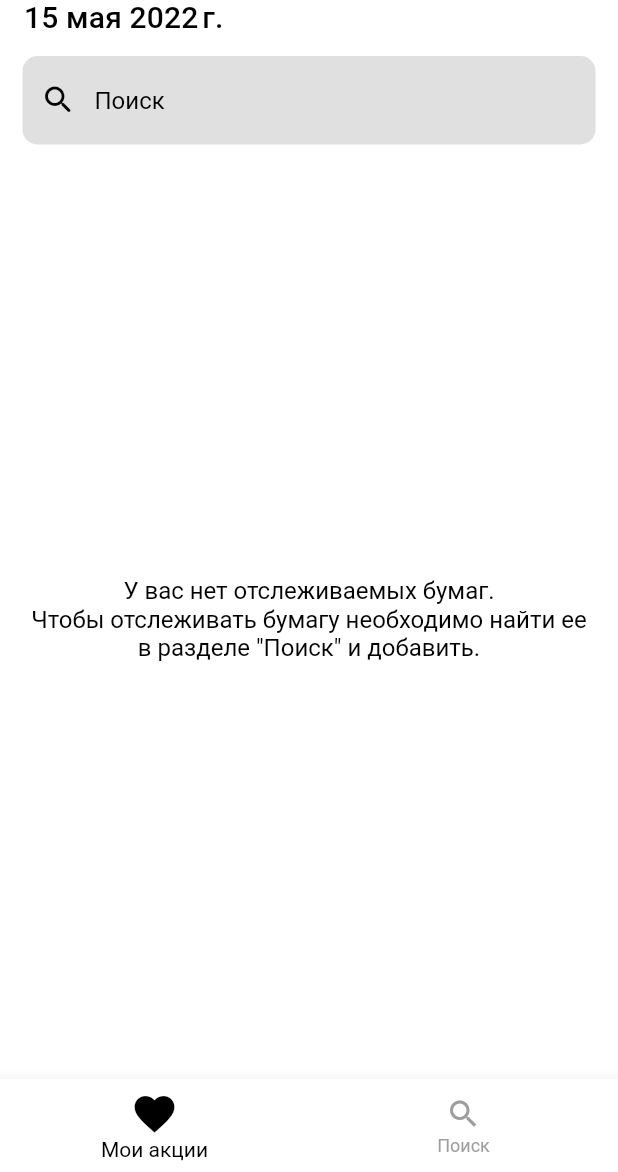
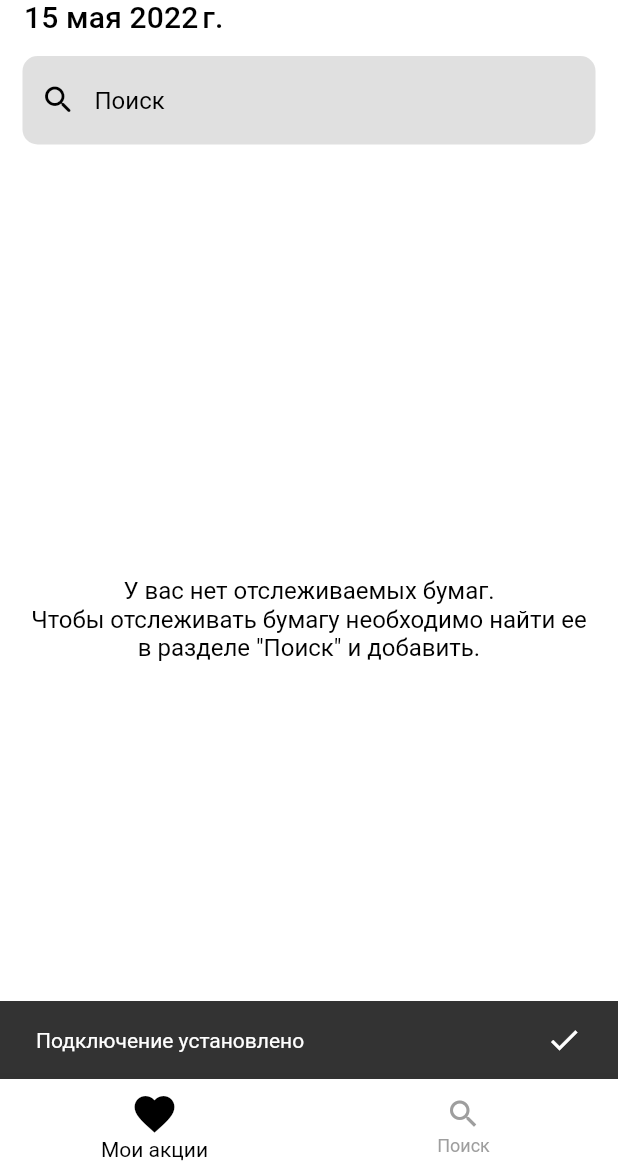
Before and after one commit to EgorShiryaev/Stonks, a Flutter app: the first screen one second after launch, on a phone screen of 412 x 824 dp, the part 64-1236 px from its top. Run offline on Flutter 3.47's test engine with Material 2 defaults, Android fonts, the phone set to English and light mode, and no system bars; our stand-ins replace connectivity_plus, dartz, flutter_bloc, get_it, google_fonts, hive and 2 more; accounts and stored records are empty.

Commit message:
Реализована подписка на последнюю цену

```diff
--- a/lib/data/datasources/follow_stock_datasource.dart
+++ b/lib/data/datasources/follow_stock_datasource.dart
@@ -1,7 +1,9 @@
 import 'package:stonks/domain/entity/stock_entity.dart';
 
 abstract class FollowStockDatasource {
-  Future<List<StockEntity>> get();
+  Future<List<StockEntity>> getAll();
+
+  StockEntity? get(String ticker);
 
   void add(StockEntity stock);
 
--- a/lib/data/models/stock_model.dart
+++ b/lib/data/models/stock_model.dart
@@ -15,7 +15,7 @@ class StockModel extends StockEntity {
     return StockModel(
       ticker: json['s'],
       title: '',
-      price: json['p'],
+      price: ((json['p'] * 100) as num).round(),
     );
   }
 
--- a/lib/main.dart
+++ b/lib/main.dart
@@ -4,6 +4,7 @@ import 'package:hive_flutter/hive_flutter.dart';
 import 'package:intl/date_symbol_data_local.dart';
 import 'package:stonks/app_theme.dart';
 import 'package:stonks/dependecy_injection.dart';
+import 'package:stonks/presentation/BLoCs/listen_last_price_cubit.dart';
 import 'package:stonks/presentation/BLoCs/search_stock_cubit.dart';
 import 'package:stonks/presentation/screens/home_screen.dart';
 
@@ -30,7 +31,12 @@ class StonksApp extends StatelessWidget {
           BlocProvider<FollowStockCubit>(
             create: (_) => getIt<FollowStockCubit>()..loadFollowedStocks(),
           ),
-          BlocProvider<SearchStockCubit>(create: (_) => getIt<SearchStockCubit>()),
+          BlocProvider<SearchStockCubit>(
+              create: (_) => getIt<SearchStockCubit>()),
+          BlocProvider<ListenLastPriceCubit>(
+            create: (_) =>
+                getIt<ListenLastPriceCubit>()..setupConnectivityListner(),
+          ),
         ],
         child: const HomeScreen(),
       ),
--- a/lib/presentation/BLoCs/follow_stock_cubit.dart
+++ b/lib/presentation/BLoCs/follow_stock_cubit.dart
@@ -39,7 +39,9 @@ class FollowStockCubit extends Cubit<FollowStockState> {
   }
 
   void updateStockPrice(StockEntity stock) async {
+    emit(FollowStockLoadingState());
     final result = await _useCases.update(stock);
+
     emit(result.fold<FollowStockState>(
       (l) => FollowStockLoadedState(stocks: l),
       (r) => FollowStockErrorState(message: r),
--- /dev/null
+++ b/lib/presentation/BLoCs/listen_last_price_cubit.dart
@@ -0,0 +1,77 @@
+import 'dart:convert';
+import 'dart:developer';
+import 'package:flutter_bloc/flutter_bloc.dart';
+import 'package:internet_connection_checker/internet_connection_checker.dart';
+import 'package:stonks/data/models/stock_model.dart';
+import 'package:stonks/services/listen_last_price_service.dart';
+
+import '../../domain/entity/stock_entity.dart';
+import 'listen_last_price_state.dart';
+
+class ListenLastPriceCubit extends Cubit<ListenLastPriceState> {
+  final ListenLastPriceService _service;
+  final InternetConnectionChecker _internetConnectionChecker;
+
+  ListenLastPriceCubit({
+    required ListenLastPriceService service,
+    required InternetConnectionChecker internetConnectionChecker,
+  })  : _service = service,
+        _internetConnectionChecker = internetConnectionChecker,
+        super(ListenLastPriceDisconnectedState());
+
+  bool _serviceIsConnected = false;
+  bool get serviceIsConnected => _serviceIsConnected;
+
+  void setupConnectivityListner() {
+    _internetConnectionChecker.onStatusChange.listen((event) {
+      if (event == InternetConnectionStatus.connected) {
+        if (_serviceIsConnected) {
+          _connect();
+        } else {
+          emit(ListenLastPriceConnectedState());
+        }
+      } else {
+        emit(ListenLastPriceDisconnectedState());
+      }
+    });
+    _service.connectStream.stream.listen((event) {
+      _serviceIsConnected = event;
+    });
+  }
+
+  void _connect() async {
+    emit(ListenLastPriceConnectingState());
+
+    final result = await _service.connect();
+
+    if (result) {
+      emit(ListenLastPriceConnectedState());
+      _setupServiceListener();
+    }
+  }
+
+  void _setupServiceListener() {
+    _service.channel.listen(_onNewEvent, onDone: () {
+      _connect();
+    }, onError: (e) {
+      log('Server error: $e');
+      _connect();
+    });
+  }
+
+  void _onNewEvent(dynamic event) {
+    final response = jsonDecode(event);
+    if (response['type'] != 'ping') {
+      emit(ListenLastPriceNewDataState(stocks: []));
+      final List<StockEntity> stocks = (response['data'] as List)
+          .map((json) => StockModel.fromLastPriceService(json))
+          .toList();
+
+      emit(ListenLastPriceNewDataState(stocks: stocks));
+    }
+  }
+
+  void subcribePrice(String ticker) => _service.subscribe(ticker);
+
+  void unsubcribePrice(String ticker) => _service.unsubscribe(ticker);
+}
--- /dev/null
+++ b/lib/presentation/BLoCs/listen_last_price_state.dart
@@ -0,0 +1,17 @@
+import 'package:stonks/domain/entity/stock_entity.dart';
+
+abstract class ListenLastPriceState {}
+
+class ListenLastPriceConnectingState extends ListenLastPriceState {}
+
+class ListenLastPriceConnectedState extends ListenLastPriceState {}
+
+class ListenLastPriceDisconnectedState extends ListenLastPriceState {}
+
+class ListenLastPriceErrorConnectingState extends ListenLastPriceState {}
+
+class ListenLastPriceNewDataState extends ListenLastPriceState {
+  final List<StockEntity> stocks;
+
+  ListenLastPriceNewDataState({required this.stocks});
+}
--- a/lib/presentation/screens/follow_stocks_screen.dart
+++ b/lib/presentation/screens/follow_stocks_screen.dart
@@ -1,9 +1,9 @@
-import 'dart:developer';
-
 import 'package:flutter/material.dart';
 import 'package:flutter_bloc/flutter_bloc.dart';
 import 'package:stonks/presentation/BLoCs/follow_stock_cubit.dart';
 import 'package:stonks/presentation/BLoCs/follow_stock_state.dart';
+import 'package:stonks/presentation/BLoCs/listen_last_price_cubit.dart';
+import 'package:stonks/presentation/BLoCs/listen_last_price_state.dart';
 import 'package:stonks/presentation/widgets/center_text.dart';
 import 'package:stonks/presentation/widgets/stocks_list.dart';
 import 'package:stonks/presentation/widgets/search_stroke.dart';
@@ -25,7 +25,72 @@ class FollowStocksScreen extends StatelessWidget {
           search: BlocProvider.of<FollowStockCubit>(context).searchStocks,
           clear: BlocProvider.of<FollowStockCubit>(context).loadFollowedStocks,
         ),
-        Expanded(
+        BlocListener<ListenLastPriceCubit, ListenLastPriceState>(
+          listener: (context, state) {
+            if (state is ListenLastPriceNewDataState) {
+              for (var stock in state.stocks) {
+                BlocProvider.of<FollowStockCubit>(context)
+                    .updateStockPrice(stock);
+              }
+              return;
+            }
+            ScaffoldMessenger.of(context).hideCurrentSnackBar();
+            Widget content = const SizedBox();
+            Duration duration = const Duration(seconds: 1);
+            if (state is ListenLastPriceConnectingState) {
+              content = Row(
+                mainAxisAlignment: MainAxisAlignment.spaceBetween,
+                children: const [
+                  Text('Подключение к серверу...'),
+                  CircularProgressIndicator.adaptive()
+                ],
+              );
+              duration = const Duration(days: 1);
+            } else if (state is ListenLastPriceConnectedState) {
+              content = Row(
+                mainAxisAlignment: MainAxisAlignment.spaceBetween,
+                children: const [
+                  Text('Подключение установлено'),
+                  Icon(
+                    Icons.check,
+                    color: Colors.white,
+                  )
+                ],
+              );
+              duration = const Duration(seconds: 1);
+            } else if (state is ListenLastPriceDisconnectedState) {
+              content = Row(
+                mainAxisAlignment: MainAxisAlignment.spaceBetween,
+                children: const [
+                  Text('Отсутвует подключение к серверу'),
+                  Icon(
+                    Icons.signal_wifi_off,
+                    color: Colors.white,
+                  )
+                ],
+              );
+              duration = const Duration(days: 1);
+            } else if (state is ListenLastPriceDisconnectedState) {
+              content = Row(
+                mainAxisAlignment: MainAxisAlignment.spaceBetween,
+                children: const [
+                  Text('Ошибка подключения к серверу'),
+                  Icon(
+                    Icons.error,
+                    color: Colors.white,
+                  )
+                ],
+              );
+              duration = const Duration(days: 1);
+            }
+            ScaffoldMessenger.of(context).showSnackBar(
+              SnackBar(
+                content: content,
+                duration: duration,
+              ),
+            );
+          },
+          child: Expanded(
             child: BlocBuilder<FollowStockCubit, FollowStockState>(
               builder: (context, state) {
                 if (state is FollowStockInitialState ||
@@ -43,7 +108,8 @@ class FollowStocksScreen extends StatelessWidget {
                   return StocksList(
                     stocks: state.stocks,
                     emptyWidget: CenterText(
-                    text: 'По запросу "${state.searchText}" ничего не найдено',
+                      text:
+                          'По запросу "${state.searchText}" ничего не найдено',
                     ),
                     childrenType: StockWidgetType.follow,
                   );
@@ -53,6 +119,7 @@ class FollowStocksScreen extends StatelessWidget {
               },
             ),
           ),
+        ),
       ],
     );
   }
--- a/lib/settings.dart
+++ b/lib/settings.dart
@@ -6,7 +6,7 @@ class SETTINGS {
   static const appInfoLocalDataSourceUrl = 'app_info';
   static const stocksLocalDataSourcesId = 'box_for_stocks';
 
-  static get websocketUrl => Uri.parse('$_websocketBaseUrl?token=$_token');
+  static get websocketUrl => '$_websocketBaseUrl?token=$_token';
 
   static getUrl(String path) =>
       Uri.parse('$_baseUrl/$path&token=$_sandboxToken');
```
Also changed, not shown: lib/data/datasources/follow_stock_local_datasource.dart (+11 -3 lines), lib/data/repositories/follow_stock_repository_impl.dart (+8 -2 lines), lib/dependecy_injection.dart (+22 -1 lines), lib/presentation/widgets/stock_widgets/follow_stock_widget.dart (+11 -7 lines), lib/presentation/widgets/stocks_list.dart (+9 -1 lines), lib/services/listen_last_price_service.dart (added, +59 -0 lines). Lines whose indentation alone changed are shown as unchanged.
